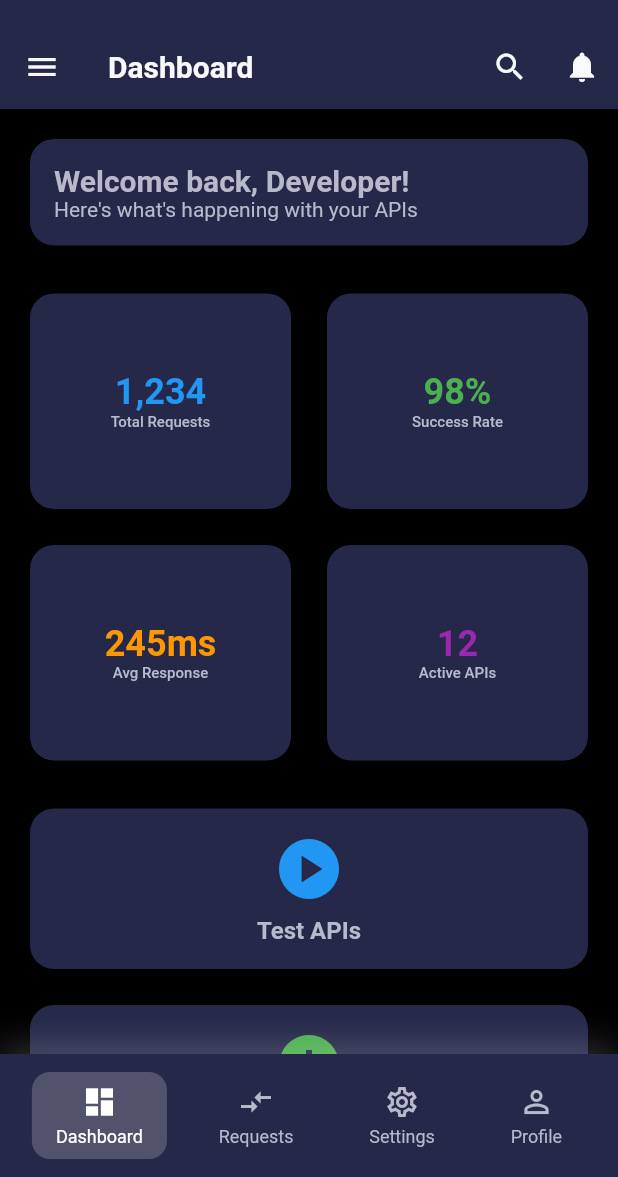
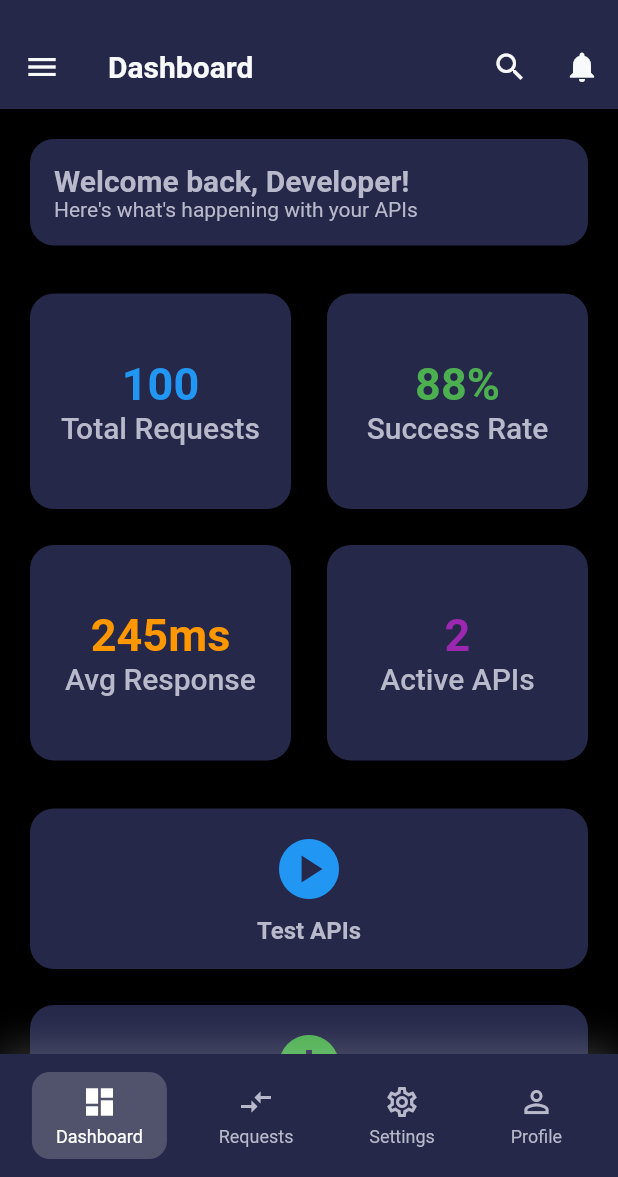
Before and after one commit to StarOne01/APIlook, a Flutter app: the screen it shows after launch, on a phone screen of 412 x 824 dp, the part 59-1236 px from its top. Run offline on Flutter 3.47's test engine with Material 3 defaults, Android fonts, the phone set to English and light mode, and no system bars; our stand-ins replace file_picker, fl_chart, flutter_highlight, flutter_speed_dial, font_awesome_flutter, share_plus and 3 more; missing offline and left inert: code_editor, flutter_js, postgrest, webview_flutter_android, webview_flutter_wkwebview; accounts and stored records are empty.

Commit message:
Update dashboard statistics, enhance UI layout, and add Collection model and AppColors

```diff
--- a/lib/dashboard.dart
+++ b/lib/dashboard.dart
@@ -127,10 +127,10 @@ class Dashboard extends StatelessWidget {
       itemCount: 4,
       itemBuilder: (context, index) {
         final stats = [
-          {'title': 'Total Requests', 'value': '1,234', 'color': Colors.blue},
-          {'title': 'Success Rate', 'value': '98%', 'color': Colors.green},
+          {'title': 'Total Requests', 'value': '100', 'color': Colors.blue},
+          {'title': 'Success Rate', 'value': '88%', 'color': Colors.green},
           {'title': 'Avg Response', 'value': '245ms', 'color': Colors.orange},
-          {'title': 'Active APIs', 'value': '12', 'color': Colors.purple},
+          {'title': 'Active APIs', 'value': '2', 'color': Colors.purple},
         ];
         return _buildStatCard(
           stats[index]['title']! as String,
@@ -142,7 +142,8 @@ class Dashboard extends StatelessWidget {
   }
 
   Widget _buildQuickActions(BuildContext context, bool isDesktop) {
-    return Wrap(
+    return Center(
+        child: Wrap(
       spacing: 16,
       runSpacing: 16,
       children: [
@@ -165,8 +166,24 @@ class Dashboard extends StatelessWidget {
           ),
           isDesktop,
         ),
+        _buildActionCard(
+          context,
+          'History of API calls',
+          Icons.history,
+          Colors.blue,
+          () {},
+          isDesktop,
+        ),
+        _buildActionCard(
+          context,
+          'Colab',
+          Icons.people,
+          Colors.blue,
+          () {},
+          isDesktop,
+        ),
       ],
-    );
+    ));
   }
 
   Widget _buildActionCard(BuildContext context, String title, IconData icon,
@@ -270,7 +287,7 @@ class Dashboard extends StatelessWidget {
             Text(
               value,
               style: TextStyle(
-                fontSize: 24,
+                fontSize: 30,
                 fontWeight: FontWeight.bold,
                 color: color,
               ),
@@ -278,7 +295,7 @@ class Dashboard extends StatelessWidget {
             Text(
               title,
               style: const TextStyle(
-                fontSize: 10,
+                fontSize: 20,
                 fontWeight: FontWeight.w500,
               ),
             ),
--- /dev/null
+++ b/lib/theme/colors.dart
@@ -0,0 +1,24 @@
+import 'dart:ui';
+
+class AppColors {
+  // Primary Colors
+  static const primaryLight = Color.fromARGB(255, 66, 167, 169); // Purple
+  static const primaryDark = Color(0xFF4B47B1); // Dark Purple
+
+  // Secondary Colors
+  static const secondaryLight = Color(0xFF00BFA6); // Teal
+  static const secondaryDark = Color(0xFF008975); // Dark Teal
+
+  // Accent Colors
+  static const accentLight = Color(0xFFFF6584); // Coral
+  static const accentDark = Color(0xFFE63E6D); // Dark Coral
+
+  // Background Colors
+  static const background = Color(0xFF1A1B2F); // Dark Navy
+  static const surface = Color(0xFF252849); // Lighter Navy
+  static const cardBg = Color(0xFF2D325A); // Card Background
+
+  // Text Colors
+  static const textPrimary = Color(0xFFF8F9FA); // Almost White
+  static const textSecondary = Color(0xFFB8B9CB); // Light Gray
+}
```
Also changed, not shown: lib/models/collection_model.dart (added, +53 -0 lines).
